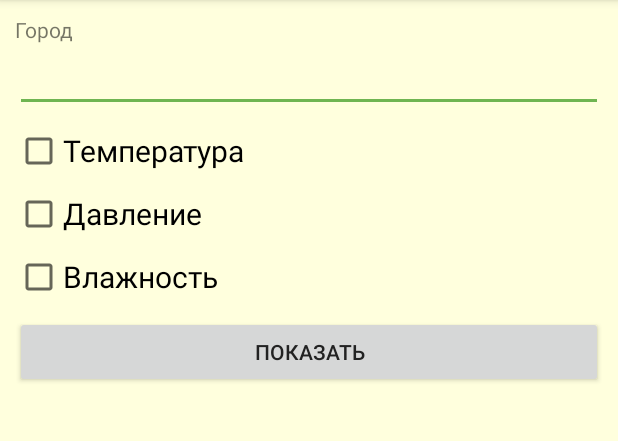
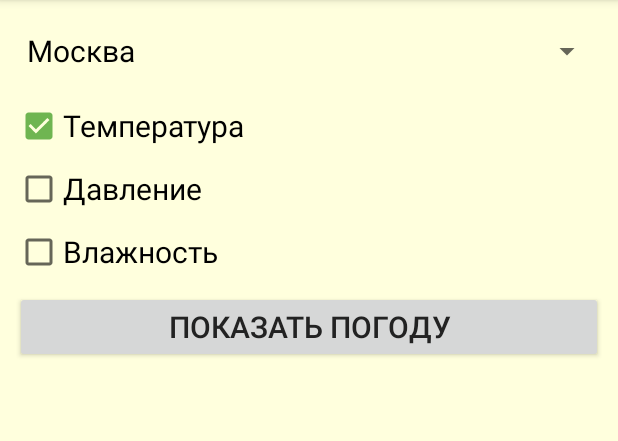
Before and after one commit to dmitry-bystrov/AndroidBase, an Android app: the screen it shows after launch (FirstActivity before the commit, MainActivity after it), on a phone screen of 412 x 824 dp, the part 84-525 px from its top. Run offline under Robolectric (Android 15) with nearby library versions, the phone set to English and light mode, and no system bars.

Commit message:
home_work_5

```diff
--- a/app/src/main/AndroidManifest.xml
+++ b/app/src/main/AndroidManifest.xml
@@ -9,14 +9,13 @@
         android:roundIcon="@mipmap/ic_launcher_round"
         android:supportsRtl="true"
         android:theme="@style/AppTheme">
-        <activity android:name=".FirstActivity">
+        <activity android:name=".MainActivity">
             <intent-filter>
                 <action android:name="android.intent.action.MAIN" />
-
                 <category android:name="android.intent.category.LAUNCHER" />
             </intent-filter>
         </activity>
-        <activity android:name=".SecondActivity"></activity>
+        <activity android:name=".WeatherActivity" />
     </application>
 
 </manifest>
--- a/app/src/main/java/com/example/javarunner/androidbase/FirstActivity.java
+++ /dev/null
@@ -1,40 +0,0 @@
-package com.example.javarunner.androidbase;
-
-import android.content.Intent;
-import android.os.Bundle;
-import android.support.v7.app.AppCompatActivity;
-import android.view.View;
-import android.widget.CheckBox;
-import android.widget.EditText;
-
-public class FirstActivity extends AppCompatActivity {
-
-    public static final String EXTRA_HUMIDITY = "ExtraHumidity";
-    public static final String EXTRA_PRESSURE = "ExtraPressure";
-    public static final String EXTRA_TEMPERATURE = "ExtraTemperature";
-    public static final String EXTRA_CITY = "ExtraCity";
-
-    @Override
-    protected void onCreate(Bundle savedInstanceState) {
-        super.onCreate(savedInstanceState);
-        setContentView(R.layout.activity_first);
-    }
-
-    public void onClick(View view) {
-        switch (view.getId()) {
-            case R.id.buttonShow:
-                Intent intent = new Intent(this, SecondActivity.class);
-                EditText editTextCity = findViewById(R.id.editTextCity);
-                CheckBox chkBoxTemperature = findViewById(R.id.checkBoxTemperature);
-                CheckBox chkBoxPressure = findViewById(R.id.checkBoxPressure);
-                CheckBox chkBoxHumidity = findViewById(R.id.checkBoxHumidity);
-
-                intent.putExtra(EXTRA_CITY, editTextCity.getText().toString());
-                intent.putExtra(EXTRA_TEMPERATURE, chkBoxTemperature.isChecked());
-                intent.putExtra(EXTRA_PRESSURE, chkBoxPressure.isChecked());
-                intent.putExtra(EXTRA_HUMIDITY, chkBoxHumidity.isChecked());
-                startActivity(intent);
-                break;
-        }
-    }
-}
--- /dev/null
+++ b/app/src/main/java/com/example/javarunner/androidbase/MainActivity.java
@@ -0,0 +1,13 @@
+package com.example.javarunner.androidbase;
+
+import android.os.Bundle;
+import android.support.v7.app.AppCompatActivity;
+
+public class MainActivity extends AppCompatActivity {
+
+    @Override
+    protected void onCreate(Bundle savedInstanceState) {
+        super.onCreate(savedInstanceState);
+        setContentView(R.layout.activity_main);
+    }
+}
--- /dev/null
+++ b/app/src/main/java/com/example/javarunner/androidbase/SettingsFragment.java
@@ -0,0 +1,144 @@
+package com.example.javarunner.androidbase;
+
+import android.app.Fragment;
+import android.app.FragmentTransaction;
+import android.content.Intent;
+import android.os.Bundle;
+import android.support.annotation.Nullable;
+import android.view.LayoutInflater;
+import android.view.View;
+import android.view.ViewGroup;
+import android.widget.AdapterView;
+import android.widget.ArrayAdapter;
+import android.widget.Button;
+import android.widget.CheckBox;
+import android.widget.CompoundButton;
+import android.widget.Spinner;
+
+public class SettingsFragment extends Fragment {
+    private boolean weatherFramePresent;
+    private SettingsParcel settingsParcel;
+
+    private Spinner spinner;
+    private Button button;
+    private CheckBox checkBoxTemperature;
+    private CheckBox checkBoxPressure;
+    private CheckBox checkBoxHumidity;
+
+    @Override
+    public View onCreateView(LayoutInflater inflater, ViewGroup container, Bundle savedInstanceState) {
+        return inflater.inflate(R.layout.fragment_settings, container, false);
+    }
+
+    @Override
+    public void onActivityCreated(@Nullable Bundle savedInstanceState) {
+        super.onActivityCreated(savedInstanceState);
+
+        ArrayAdapter<CharSequence> adapter = ArrayAdapter.createFromResource(getActivity(),
+                R.array.Locations,
+                android.R.layout.simple_spinner_dropdown_item);
+
+        spinner = getActivity().findViewById(R.id.spinnerLocation);
+        spinner.setAdapter(adapter);
+
+        View weatherFrame = getActivity().findViewById(R.id.fragment_weather);
+        weatherFramePresent = weatherFrame != null && weatherFrame.getVisibility() == View.VISIBLE;
+
+
+        if (savedInstanceState != null) {
+            settingsParcel = (SettingsParcel) savedInstanceState.getSerializable(SettingsParcel.SETTINGS_PARCEL);
+        }
+
+        if (settingsParcel == null) {
+            settingsParcel = new SettingsParcel(0,
+                    spinner.getItemAtPosition(0).toString(),
+                    true,
+                    false,
+                    false);
+        }
+
+        button = getActivity().findViewById(R.id.buttonShow);
+        checkBoxTemperature = getActivity().findViewById(R.id.checkBoxTemperature);
+        checkBoxPressure = getActivity().findViewById(R.id.checkBoxPressure);
+        checkBoxHumidity = getActivity().findViewById(R.id.checkBoxHumidity);
+
+        updateControls();
+        setupListeners();
+        updateWeatherFragment();
+    }
+
+    private void updateControls() {
+        spinner.setSelection(settingsParcel.getLocationIndex());
+        button.setVisibility(weatherFramePresent ? View.GONE : View.VISIBLE);
+        checkBoxTemperature.setChecked(settingsParcel.showTemperature());
+        checkBoxPressure.setChecked(settingsParcel.showPressure());
+        checkBoxHumidity.setChecked(settingsParcel.showHumidity());
+    }
+
+    private void updateSettingsParcel() {
+        settingsParcel = new SettingsParcel(spinner.getSelectedItemPosition(),
+                spinner.getSelectedItem().toString(),
+                checkBoxTemperature.isChecked(),
+                checkBoxPressure.isChecked(),
+                checkBoxHumidity.isChecked());
+    }
+
+    private void setupListeners() {
+        spinner.setOnItemSelectedListener(new AdapterView.OnItemSelectedListener() {
+            @Override
+            public void onItemSelected(AdapterView<?> parent, View view, int position, long id) {
+                updateSettingsParcel();
+                updateWeatherFragment();
+            }
+
+            @Override
+            public void onNothingSelected(AdapterView<?> parent) {
+
+            }
+        });
+
+        button.setOnClickListener(new View.OnClickListener() {
+            @Override
+            public void onClick(View v) {
+                showWeatherActivity();
+            }
+        });
+
+        CompoundButton.OnCheckedChangeListener onCheckedChangeListener = new CompoundButton.OnCheckedChangeListener() {
+            @Override
+            public void onCheckedChanged(CompoundButton buttonView, boolean isChecked) {
+                updateSettingsParcel();
+                updateWeatherFragment();
+            }
+        };
+
+        checkBoxTemperature.setOnCheckedChangeListener(onCheckedChangeListener);
+        checkBoxPressure.setOnCheckedChangeListener(onCheckedChangeListener);
+        checkBoxHumidity.setOnCheckedChangeListener(onCheckedChangeListener);
+    }
+
+    @Override
+    public void onSaveInstanceState(Bundle outState) {
+        super.onSaveInstanceState(outState);
+        outState.putSerializable(SettingsParcel.SETTINGS_PARCEL, settingsParcel);
+    }
+
+    private void updateWeatherFragment() {
+        if (!weatherFramePresent) return;
+
+        WeatherFragment weatherFragment = (WeatherFragment) getFragmentManager().findFragmentById(R.id.fragment_weather);
+        if (weatherFragment == null || !weatherFragment.getSettingsParcel().equals(settingsParcel)) {
+            weatherFragment = WeatherFragment.newInstance(settingsParcel);
+            FragmentTransaction fragmentTransaction = getFragmentManager().beginTransaction();
+            fragmentTransaction.replace(R.id.fragment_weather, weatherFragment);
+            fragmentTransaction.setTransition(FragmentTransaction.TRANSIT_FRAGMENT_FADE);
+            fragmentTransaction.commit();
+        }
+    }
+
+    private void showWeatherActivity() {
+        Intent intent = new Intent(getActivity(), WeatherActivity.class);
+        intent.putExtra(SettingsParcel.SETTINGS_PARCEL, settingsParcel);
+        startActivity(intent);
+    }
+}
--- /dev/null
+++ b/app/src/main/java/com/example/javarunner/androidbase/SettingsParcel.java
@@ -0,0 +1,59 @@
+package com.example.javarunner.androidbase;
+
+import java.io.Serializable;
+import java.util.Objects;
+
+public class SettingsParcel implements Serializable {
+    public static final String SETTINGS_PARCEL = "settings_parcel";
+
+    private int locationIndex;
+    private String locationName;
+    private boolean showTemperature;
+    private boolean showPressure;
+    private boolean showHumidity;
+
+    public SettingsParcel(int locationIndex, String locationName, boolean showTemperature, boolean showPressure, boolean showHumidity) {
+        this.locationIndex = locationIndex;
+        this.locationName = locationName;
+        this.showTemperature = showTemperature;
+        this.showPressure = showPressure;
+        this.showHumidity = showHumidity;
+    }
+
+    public int getLocationIndex() {
+        return locationIndex;
+    }
+
+    public String getLocationName() {
+        return locationName;
+    }
+
+    public boolean showTemperature() {
+        return showTemperature;
+    }
+
+    public boolean showPressure() {
+        return showPressure;
+    }
+
+    public boolean showHumidity() {
+        return showHumidity;
+    }
+
+    @Override
+    public boolean equals(Object o) {
+        if (this == o) return true;
+        if (o == null || getClass() != o.getClass()) return false;
+        SettingsParcel that = (SettingsParcel) o;
+        return locationIndex == that.locationIndex &&
+                showTemperature == that.showTemperature &&
+                showPressure == that.showPressure &&
+                showHumidity == that.showHumidity &&
+                Objects.equals(locationName, that.locationName);
+    }
+
+    @Override
+    public int hashCode() {
+        return Objects.hash(locationIndex, locationName, showTemperature, showPressure, showHumidity);
+    }
+}
--- /dev/null
+++ b/app/src/main/res/layout-land/activity_main.xml
@@ -0,0 +1,20 @@
+<?xml version="1.0" encoding="utf-8"?>
+<LinearLayout xmlns:android="http://schemas.android.com/apk/res/android"
+    android:layout_width="match_parent"
+    android:layout_height="match_parent"
+    android:layout_margin="@dimen/margin_default"
+    android:orientation="horizontal" >
+
+    <fragment android:name="com.example.javarunner.androidbase.SettingsFragment"
+        android:id="@+id/fragment_settings"
+        android:layout_width="0px"
+        android:layout_height="match_parent"
+        android:layout_weight="1" />
+
+    <FrameLayout
+        android:id="@+id/fragment_weather"
+        android:layout_width="0px"
+        android:layout_height="match_parent"
+        android:layout_weight="1" />
+
+</LinearLayout>
--- /dev/null
+++ b/app/src/main/res/layout/activity_main.xml
@@ -0,0 +1,12 @@
+<?xml version="1.0" encoding="utf-8"?>
+<FrameLayout xmlns:android="http://schemas.android.com/apk/res/android"
+    android:layout_width="match_parent"
+    android:layout_height="match_parent"
+    android:layout_margin="@dimen/margin_default" >
+
+    <fragment android:name="com.example.javarunner.androidbase.SettingsFragment"
+        android:id="@+id/fragment_settings"
+        android:layout_width="match_parent"
+        android:layout_height="match_parent" />
+
+</FrameLayout>
--- a/app/src/main/res/layout/activity_first.xml
+++ b/app/src/main/res/layout/fragment_settings.xml
@@ -1,32 +1,19 @@
 <?xml version="1.0" encoding="utf-8"?>
 <LinearLayout xmlns:android="http://schemas.android.com/apk/res/android"
-    xmlns:tools="http://schemas.android.com/tools"
     android:layout_width="match_parent"
     android:layout_height="match_parent"
-    android:layout_margin="@dimen/margin_default"
-    android:orientation="vertical"
-    tools:context=".FirstActivity">
+    android:orientation="vertical" >
 
-
-    <TextView
-        android:id="@+id/textView"
+    <Spinner
+        android:id="@+id/spinnerLocation"
         android:layout_width="match_parent"
         android:layout_height="wrap_content"
-        android:labelFor="@id/editTextCity"
-        android:text="@string/city_text" />
-
-    <EditText
-        android:id="@+id/editTextCity"
-        android:layout_width="match_parent"
-        android:layout_height="wrap_content"
-        android:inputType="textCapWords"
-        android:text="" />
+        android:prompt="@string/select_location_text" />
 
     <CheckBox
         android:id="@+id/checkBoxTemperature"
         android:layout_width="match_parent"
         android:layout_height="wrap_content"
-        android:textSize="@dimen/text_size_default"
         android:layout_marginTop="@dimen/margin_default"
         android:text="@string/temperature_text" />
 
@@ -34,7 +21,6 @@
         android:id="@+id/checkBoxPressure"
         android:layout_width="match_parent"
         android:layout_height="wrap_content"
-        android:textSize="@dimen/text_size_default"
         android:layout_marginTop="@dimen/margin_default"
         android:text="@string/pressure_text" />
 
@@ -42,7 +28,6 @@
         android:id="@+id/checkBoxHumidity"
         android:layout_width="match_parent"
         android:layout_height="wrap_content"
-        android:textSize="@dimen/text_size_default"
         android:layout_marginTop="@dimen/margin_default"
         android:text="@string/humidity_text" />
 
@@ -50,7 +35,6 @@
         android:id="@+id/buttonShow"
         android:layout_width="match_parent"
         android:layout_height="wrap_content"
-        android:onClick="onClick"
         android:layout_marginTop="@dimen/margin_default"
         android:text="@string/show_text" />
 </LinearLayout>
--- a/app/src/main/res/layout/activity_second.xml
+++ b/app/src/main/res/layout/fragment_weather.xml
@@ -1,8 +1,5 @@
 <?xml version="1.0" encoding="utf-8"?>
-
 <FrameLayout xmlns:android="http://schemas.android.com/apk/res/android"
-    xmlns:tools="http://schemas.android.com/tools"
-    tools:context=".SecondActivity"
     android:layout_width="match_parent"
     android:layout_height="match_parent">
 
--- a/app/src/main/res/values/strings.xml
+++ b/app/src/main/res/values/strings.xml
@@ -4,6 +4,14 @@
     <string name="temperature_text">Температура</string>
     <string name="pressure_text">Давление</string>
     <string name="humidity_text">Влажность</string>
-    <string name="city_text">Город</string>
-    <string name="show_text">Показать</string>
+    <string name="select_location_text">Выберите местоположение</string>
+    <string name="show_text">Показать погоду</string>
+
+    <string-array name="Locations">
+        <item>Москва</item>
+        <item>Санкт-Петербург</item>
+        <item>Екатеринбург</item>
+        <item>Новосибирск</item>
+        <item>Самара</item>
+    </string-array>
 </resources>
--- a/app/src/main/res/values/styles.xml
+++ b/app/src/main/res/values/styles.xml
@@ -6,6 +6,7 @@
         <item name="colorAccent">@color/colorAccentGreen</item>
         <item name="android:textColorPrimary">@color/colorPrimaryDarkGrey</item>
         <item name="android:colorBackground">@color/colorBackground</item>
+        <item name="android:textSize">@dimen/text_size_default</item>
     </style>
 
 </resources>
```
Also changed, not shown: app/src/main/java/com/example/javarunner/androidbase/SecondActivity.java (deleted, +0 -26 lines), app/src/main/java/com/example/javarunner/androidbase/WeatherActivity.java (added, +30 -0 lines), app/src/main/java/com/example/javarunner/androidbase/WeatherFragment.java (added, +48 -0 lines), 3 other files.
